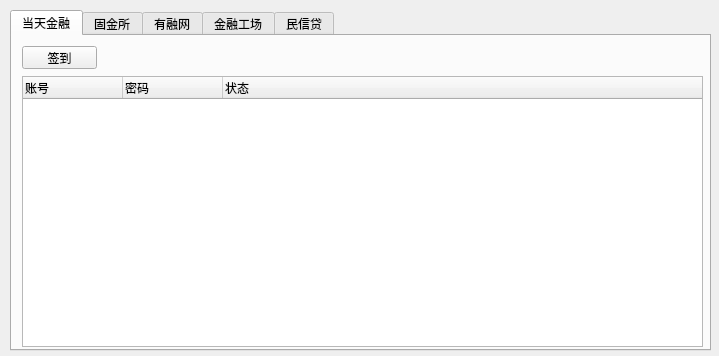
Above: p2p_sign/p2p_sign.ui from zhangchaolts/PyQt before the change. Below: the same form after it.
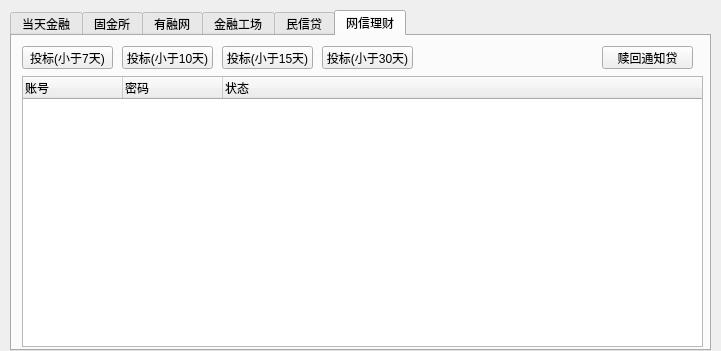
That is the form after the change. The open tabs and pages were chosen to show the change.

What changed in the file:
```diff
--- a/p2p_sign/p2p_sign.ui
+++ b/p2p_sign/p2p_sign.ui
@@ -6,8 +6,8 @@
    <rect>
     <x>0</x>
     <y>0</y>
-    <width>719</width>
-    <height>356</height>
+    <width>721</width>
+    <height>351</height>
    </rect>
   </property>
   <property name="windowTitle">
@@ -305,6 +305,101 @@
      </property>
     </widget>
    </widget>
+   <widget class="QWidget" name="tab_wxlc">
+    <attribute name="title">
+     <string>网信理财</string>
+    </attribute>
+    <widget class="QPushButton" name="pushButton_wxlc_7">
+     <property name="geometry">
+      <rect>
+       <x>10</x>
+       <y>10</y>
+       <width>91</width>
+       <height>23</height>
+      </rect>
+     </property>
+     <property name="text">
+      <string>投标(小于7天)</string>
+     </property>
+    </widget>
+    <widget class="QTreeWidget" name="treeWidget_wxlc">
+     <property name="geometry">
+      <rect>
+       <x>10</x>
+       <y>40</y>
+       <width>681</width>
+       <height>271</height>
+      </rect>
+     </property>
+     <column>
+      <property name="text">
+       <string>账号</string>
+      </property>
+     </column>
+     <column>
+      <property name="text">
+       <string>密码</string>
+      </property>
+     </column>
+     <column>
+      <property name="text">
+       <string>状态</string>
+      </property>
+     </column>
+    </widget>
+    <widget class="QPushButton" name="pushButton_wxlc_10">
+     <property name="geometry">
+      <rect>
+       <x>110</x>
+       <y>10</y>
+       <width>91</width>
+       <height>23</height>
+      </rect>
+     </property>
+     <property name="text">
+      <string>投标(小于10天)</string>
+     </property>
+    </widget>
+    <widget class="QPushButton" name="pushButton_wxlc_15">
+     <property name="geometry">
+      <rect>
+       <x>210</x>
+       <y>10</y>
+       <width>91</width>
+       <height>23</height>
+      </rect>
+     </property>
+     <property name="text">
+      <string>投标(小于15天)</string>
+     </property>
+    </widget>
+    <widget class="QPushButton" name="pushButton_wxlc_30">
+     <property name="geometry">
+      <rect>
+       <x>310</x>
+       <y>10</y>
+       <width>91</width>
+       <height>23</height>
+      </rect>
+     </property>
+     <property name="text">
+      <string>投标(小于30天)</string>
+     </property>
+    </widget>
+    <widget class="QPushButton" name="pushButton_wxlc_shuhui">
+     <property name="geometry">
+      <rect>
+       <x>590</x>
+       <y>10</y>
+       <width>91</width>
+       <height>23</height>
+      </rect>
+     </property>
+     <property name="text">
+      <string>赎回通知贷</string>
+     </property>
+    </widget>
+   </widget>
   </widget>
  </widget>
  <resources/>
```
